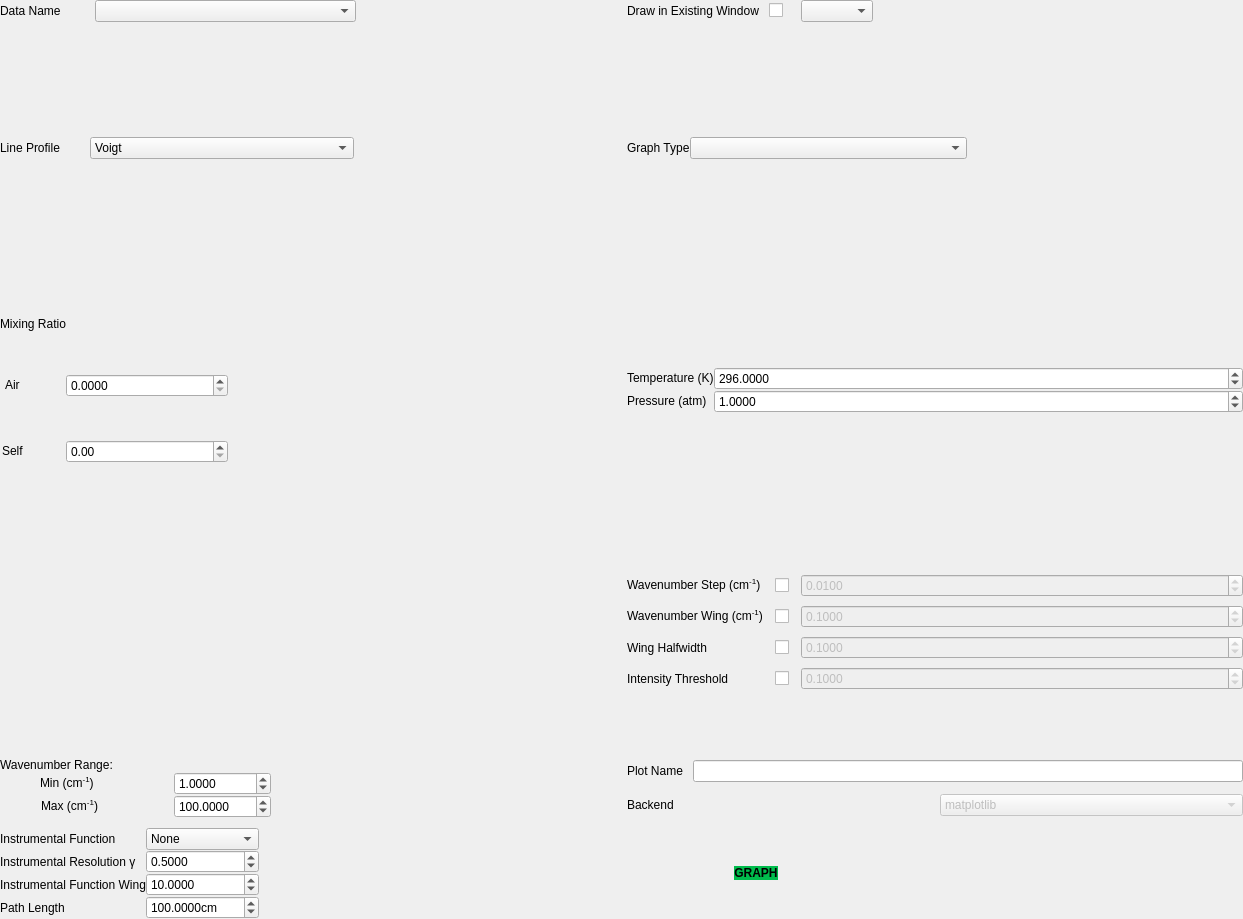
Qt form layouts/graphing_widget.ui (hitranonline/hapiest) before a commit.
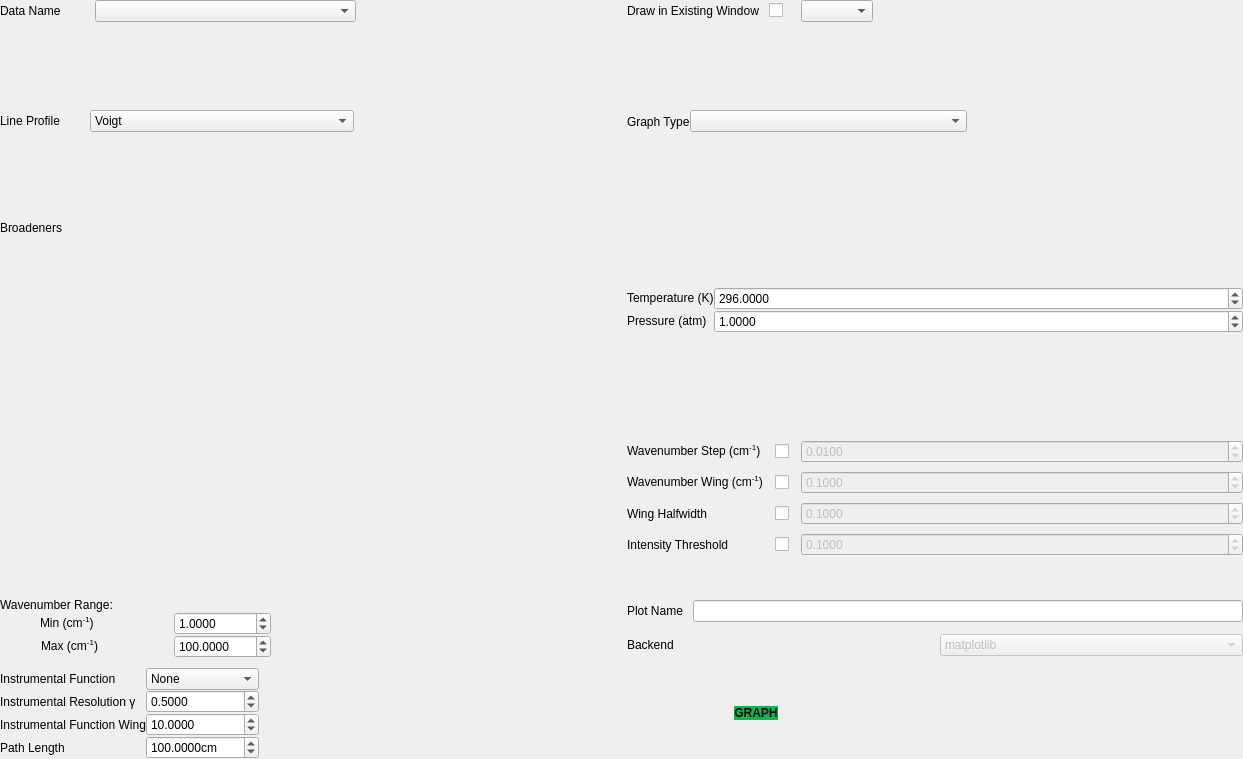
The same form after that commit.

Commit message: Replaced "mixing ratio" entirely with broadener_input_widget

What changed in the file:
```diff
--- a/layouts/graphing_widget.ui
+++ b/layouts/graphing_widget.ui
@@ -7,7 +7,7 @@
     <x>0</x>
     <y>0</y>
     <width>1243</width>
-    <height>919</height>
+    <height>759</height>
    </rect>
   </property>
   <property name="windowTitle">
@@ -275,187 +275,6 @@
        </item>
       </layout>
      </item>
-     <item row="2" column="0">
-      <widget class="QWidget" name="mixing_ratio_widget" native="true">
-       <layout class="QHBoxLayout" name="horizontalLayout_5">
-        <property name="spacing">
-         <number>0</number>
-        </property>
-        <property name="leftMargin">
-         <number>0</number>
-        </property>
-        <property name="topMargin">
-         <number>0</number>
-        </property>
-        <property name="rightMargin">
-         <number>0</number>
-        </property>
-        <property name="bottomMargin">
-         <number>0</number>
-        </property>
-        <item>
-         <layout class="QGridLayout" name="mixing_ratio_layout_3">
-          <property name="horizontalSpacing">
-           <number>0</number>
-          </property>
-          <item row="1" column="0">
-           <layout class="QHBoxLayout" name="horizontalLayout_10">
-            <item>
-             <widget class="QLabel" name="label_11">
-              <property name="sizePolicy">
-               <sizepolicy hsizetype="Maximum" vsizetype="Maximum">
-                <horstretch>0</horstretch>
-                <verstretch>0</verstretch>
-               </sizepolicy>
-              </property>
-              <property name="font">
-               <font>
-                <pointsize>9</pointsize>
-               </font>
-              </property>
-              <property name="text">
-               <string>Air</string>
-              </property>
-             </widget>
-            </item>
-            <item>
-             <spacer name="horizontalSpacer_36">
-              <property name="orientation">
-               <enum>Qt::Horizontal</enum>
-              </property>
-              <property name="sizeType">
-               <enum>QSizePolicy::Fixed</enum>
-              </property>
-              <property name="sizeHint" stdset="0">
-               <size>
-                <width>40</width>
-                <height>20</height>
-               </size>
-              </property>
-             </spacer>
-            </item>
-           </layout>
-          </item>
-          <item row="2" column="0">
-           <layout class="QHBoxLayout" name="horizontalLayout_11">
-            <item>
-             <widget class="QLabel" name="label_12">
-              <property name="sizePolicy">
-               <sizepolicy hsizetype="Maximum" vsizetype="Maximum">
-                <horstretch>0</horstretch>
-                <verstretch>0</verstretch>
-               </sizepolicy>
-              </property>
-              <property name="font">
-               <font>
-                <pointsize>9</pointsize>
-               </font>
-              </property>
-              <property name="text">
-               <string>Self</string>
-              </property>
-             </widget>
-            </item>
-            <item>
-             <spacer name="horizontalSpacer_38">
-              <property name="orientation">
-               <enum>Qt::Horizontal</enum>
-              </property>
-              <property name="sizeType">
-               <enum>QSizePolicy::Fixed</enum>
-              </property>
-              <property name="sizeHint" stdset="0">
-               <size>
-                <width>40</width>
-                <height>20</height>
-               </size>
-              </property>
-             </spacer>
-            </item>
-           </layout>
-          </item>
-          <item row="1" column="1">
-           <widget class="QDoubleSpinBox" name="gamma_air">
-            <property name="sizePolicy">
-             <sizepolicy hsizetype="Fixed" vsizetype="Fixed">
-              <horstretch>0</horstretch>
-              <verstretch>0</verstretch>
-             </sizepolicy>
-            </property>
-            <property name="minimumSize">
-             <size>
-              <width>162</width>
-              <height>0</height>
-             </size>
-            </property>
-            <property name="font">
-             <font>
-              <pointsize>9</pointsize>
-             </font>
-            </property>
-            <property name="decimals">
-             <number>4</number>
-            </property>
-            <property name="maximum">
-             <double>1.000000000000000</double>
-            </property>
-            <property name="singleStep">
-             <double>0.010000000000000</double>
-            </property>
-           </widget>
-          </item>
-          <item row="0" column="0">
-           <widget class="QLabel" name="broadening_parameter_label_3">
-            <property name="sizePolicy">
-             <sizepolicy hsizetype="Fixed" vsizetype="Fixed">
-              <horstretch>0</horstretch>
-              <verstretch>0</verstretch>
-             </sizepolicy>
-            </property>
-            <property name="font">
-             <font>
-              <pointsize>9</pointsize>
-             </font>
-            </property>
-            <property name="text">
-             <string>Mixing Ratio</string>
-            </property>
-           </widget>
-          </item>
-          <item row="1" column="2">
-           <spacer name="horizontalSpacer_39">
-            <property name="orientation">
-             <enum>Qt::Horizontal</enum>
-            </property>
-            <property name="sizeHint" stdset="0">
-             <size>
-              <width>40</width>
-              <height>20</height>
-             </size>
-            </property>
-           </spacer>
-          </item>
-          <item row="2" column="2">
-           <spacer name="horizontalSpacer_24">
-            <property name="orientation">
-             <enum>Qt::Horizontal</enum>
-            </property>
-            <property name="sizeHint" stdset="0">
-             <size>
-              <width>40</width>
-              <height>20</height>
-             </size>
-            </property>
-           </spacer>
-          </item>
-          <item row="2" column="1">
-           <widget class="QDoubleSpinBox" name="gamma_self"/>
-          </item>
-         </layout>
-        </item>
-       </layout>
-      </widget>
-     </item>
      <item row="2" column="1">
       <widget class="QWidget" name="env_widget" native="true">
        <layout class="QHBoxLayout" name="horizontalLayout_6">
@@ -1101,34 +920,6 @@
        </layout>
       </widget>
      </item>
-     <item row="3" column="0">
-      <widget class="QWidget" name="broadener_widget" native="true">
-       <layout class="QVBoxLayout" name="verticalLayout_3">
-        <property name="spacing">
-         <number>0</number>
-        </property>
-        <property name="leftMargin">
-         <number>0</number>
-        </property>
-        <property name="topMargin">
-         <number>0</number>
-        </property>
-        <property name="rightMargin">
-         <number>0</number>
-        </property>
-        <property name="bottomMargin">
-         <number>0</number>
-        </property>
-        <item>
-         <layout class="QVBoxLayout" name="broadener_layout">
-          <property name="spacing">
-           <number>0</number>
-          </property>
-         </layout>
-        </item>
-       </layout>
-      </widget>
-     </item>
      <item row="3" column="1">
       <widget class="QWidget" name="wn_cfg_widget" native="true">
        <layout class="QGridLayout" name="gridLayout_5">
@@ -1465,6 +1256,51 @@
        </item>
       </layout>
      </item>
+     <item row="2" column="0" rowspan="2">
+      <layout class="QVBoxLayout" name="verticalLayout_4">
+       <item>
+        <widget class="QLabel" name="label_5">
+         <property name="sizePolicy">
+          <sizepolicy hsizetype="Preferred" vsizetype="Maximum">
+           <horstretch>0</horstretch>
+           <verstretch>0</verstretch>
+          </sizepolicy>
+         </property>
+         <property name="text">
+          <string>Broadeners</string>
+         </property>
+        </widget>
+       </item>
+       <item>
+        <widget class="QWidget" name="broadener_widget" native="true">
+         <layout class="QVBoxLayout" name="verticalLayout_3">
+          <property name="spacing">
+           <number>0</number>
+          </property>
+          <property name="leftMargin">
+           <number>0</number>
+          </property>
+          <property name="topMargin">
+           <number>0</number>
+          </property>
+          <property name="rightMargin">
+           <number>0</number>
+          </property>
+          <property name="bottomMargin">
+           <number>0</number>
+          </property>
+          <item>
+           <layout class="QVBoxLayout" name="broadener_layout">
+            <property name="spacing">
+             <number>0</number>
+            </property>
+           </layout>
+          </item>
+         </layout>
+        </widget>
+       </item>
+      </layout>
+     </item>
     </layout>
    </item>
   </layout>
```
The commit also changes 2 other files.
